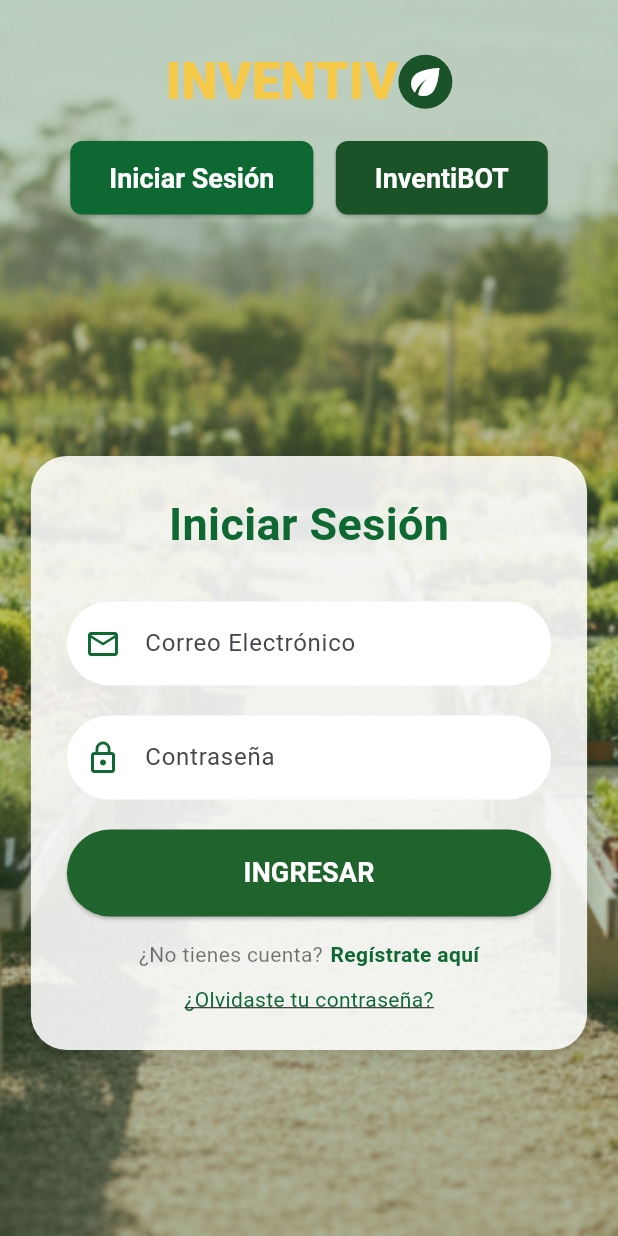
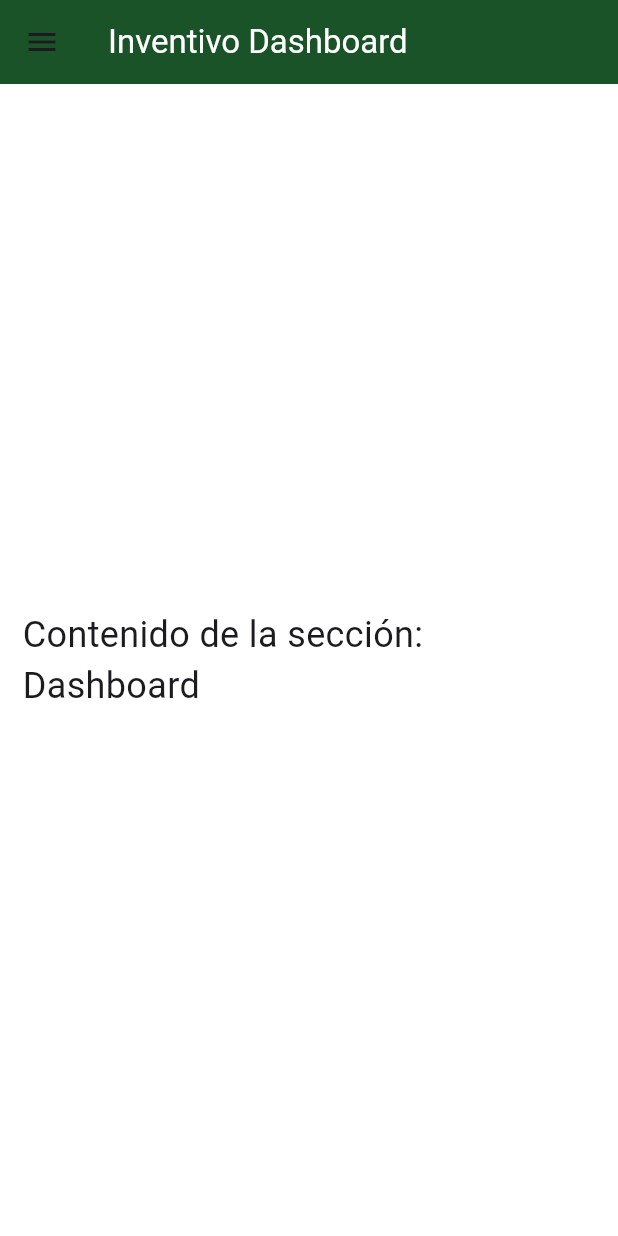
Before and after one commit to natalia482/inventivo_viveros, a Flutter app: the LoginPage screen opened by its route, after a tap on "INGRESAR", on a phone screen of 412 x 824 dp. Run offline on Flutter 3.47's test engine with Material 3 defaults, Android fonts, the phone set to English and light mode, and no system bars; Roboto replaces fonts that are missing (Poppins).

Commit message:
Dashboard Intrerface

```diff
--- /dev/null
+++ b/lib/dashboard.dart
@@ -0,0 +1,107 @@
+import 'package:flutter/material.dart';
+import 'package:inventivo_viveros/widgets/header_dashboard.dart';
+
+class MainDashboardScreen extends StatefulWidget {
+  const MainDashboardScreen({super.key});
+
+  @override
+  State<MainDashboardScreen> createState() => _MainDashboardScreenState();
+}
+
+class _MainDashboardScreenState extends State<MainDashboardScreen> {
+  String _currentRoute = 'Dashboard';
+  bool _isSidebarExpanded = true; // Estado para controlar si el sidebar está abierto o cerrado
+
+  // Anchos definidos para la animación
+  static const double _expandedWidth = 280.0;
+  static const double _collapsedWidth = 70.0; // Ancho cuando está escondido (solo iconos)
+
+  void _handleNavigation(String route) {
+    setState(() {
+      _currentRoute = route;
+    });
+    // Si estamos en móvil y el sidebar es un Drawer, lo cerramos al navegar
+    if (MediaQuery.of(context).size.width < 700) {
+      Navigator.of(context).pop();
+    }
+    print('Navegando a: $route');
+  }
+
+  void _toggleSidebar() {
+    setState(() {
+      _isSidebarExpanded = !_isSidebarExpanded;
+    });
+  }
+
+  @override
+  Widget build(BuildContext context) {
+    final screenWidth = MediaQuery.of(context).size.width;
+    final bool isMobile = screenWidth < 700;
+
+    // Define el ancho del sidebar para la animación (solo en desktop)
+    final double currentWidth = _isSidebarExpanded ? _expandedWidth : _collapsedWidth;
+
+    return Scaffold(
+      appBar: isMobile
+          ? AppBar(
+              backgroundColor: DashboardColors.sidebarBackground,
+              title: const Text('Inventivo Dashboard', style: TextStyle(color: Colors.white)),
+            )
+          : null,
+      drawer: isMobile
+          ? DashboardSidebar(
+              onNavigation: _handleNavigation,
+              isMobile: true,
+            )
+          : null,
+      body: Row(
+        children: [
+          // 1. Sidebar (Controlado por AnimatedContainer y isMobile)
+          if (!isMobile)
+            // Solo en desktop, usamos AnimatedContainer para la transición de esconder/mostrar
+            AnimatedContainer(
+              duration: const Duration(milliseconds: 300),
+              width: currentWidth,
+              child: DashboardSidebar(
+                onNavigation: _handleNavigation,
+                isMobile: false
+                // Agregamos el botón para alternar el estado (se implementará un botón flotante)
+              ),
+            ),
+
+          // 2. Contenido Principal del Dashboard
+          Expanded(
+            child: Stack( // Usamos Stack para el botón flotante de control
+              children: [
+                Container(
+                  color: Colors.white,
+                  padding:  EdgeInsets.all(isMobile ? 15 : 30),
+                  child: Center(
+                    child: Text('Contenido de la sección: $_currentRoute', style: const TextStyle(fontSize: 24)),
+                  )
+                ),
+
+                // Botón para Esconder/Mostrar Sidebar (Solo visible en Desktop)
+                if (!isMobile)
+                  Positioned(
+                    top: 15,
+                    left: 15,
+                    child: FloatingActionButton(
+                      mini: true,
+                      backgroundColor: DashboardColors.sidebarBackground,
+                      onPressed: _toggleSidebar,
+                      child: Icon(
+                        _isSidebarExpanded ? Icons.arrow_back_ios_new : Icons.arrow_back_ios,
+                        size: 18,
+                        color: Colors.white,
+                      ),
+                    ),
+                  ),
+              ],
+            ),
+          ),
+        ],
+      ),
+    );
+  }
+}
--- a/lib/home_page.dart
+++ b/lib/home_page.dart
@@ -1,5 +1,5 @@
 import 'package:flutter/material.dart';
-import 'package:inventivo_viveros/login_screen.dart';
+//import 'package:inventivo_viveros/login_screen.dart';
 import 'package:inventivo_viveros/widgets/background_section_home.dart';
 import 'package:inventivo_viveros/widgets/header_section_home.dart';
 // Paleta de colores Inventivo
--- a/lib/login_screen.dart
+++ b/lib/login_screen.dart
@@ -1,4 +1,5 @@
 import 'package:flutter/material.dart';
+import 'package:inventivo_viveros/dashboard.dart';
 import 'package:inventivo_viveros/register_screen.dart';
 import 'package:inventivo_viveros/widgets/background_section_home.dart';
 import 'package:inventivo_viveros/widgets/header_section_home.dart';
@@ -105,7 +106,12 @@ class LoginPage extends StatelessWidget {
                           SizedBox(
                             width: double.infinity,
                             child: ElevatedButton(
-                              onPressed: () {},
+                              onPressed: () {
+                                Navigator.push(
+                                  context,
+                                  MaterialPageRoute<void>(builder: (context)=> const MainDashboardScreen()),
+                                  );
+                              },
                               style: ElevatedButton.styleFrom(
                                 backgroundColor:
                                     const Color.fromARGB(255, 31, 99, 45),
--- a/lib/widgets/header_section_home.dart
+++ b/lib/widgets/header_section_home.dart
@@ -1,5 +1,5 @@
 import 'package:flutter/material.dart';
-import 'package:inventivo_viveros/home_page.dart';
+//import 'package:inventivo_viveros/home_page.dart';
 import '../login_screen.dart'; // Ajusta el import según tu estructura
 
 class InventivoHeader extends StatelessWidget {
```
Also changed, not shown: lib/register_screen.dart (+8 -2 lines), lib/widgets/header_dashboard.dart (added, +243 -0 lines).
